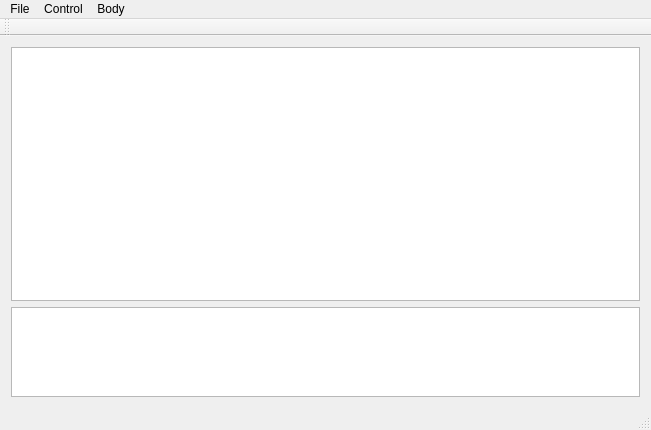
This is markupwindow.ui in Daiver/MarkupTool as Qt 5 draws it before an edit. The edited form follows.
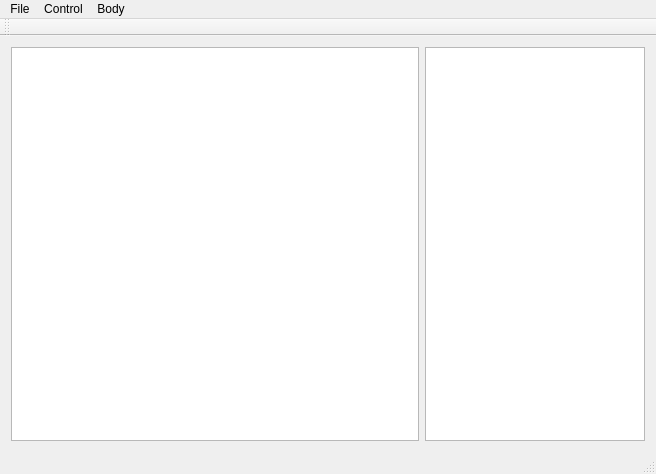
This is the edited form. Custom widgets are drawn as their Qt base class.

```diff
--- a/markupwindow.ui
+++ b/markupwindow.ui
@@ -6,15 +6,15 @@
    <rect>
     <x>0</x>
     <y>0</y>
-    <width>651</width>
-    <height>430</height>
+    <width>656</width>
+    <height>474</height>
    </rect>
   </property>
   <property name="windowTitle">
    <string>Markup tool</string>
   </property>
   <widget class="QWidget" name="centralWidget">
-   <layout class="QVBoxLayout" name="verticalLayout">
+   <layout class="QHBoxLayout" name="horizontalLayout">
     <item>
      <widget class="MarkupView" name="graphicsView">
       <property name="cursor" stdset="0">
@@ -32,8 +32,8 @@
      <widget class="QListWidget" name="listWidget">
       <property name="maximumSize">
        <size>
-        <width>16777215</width>
-        <height>90</height>
+        <width>220</width>
+        <height>16777215</height>
        </size>
       </property>
       <property name="acceptDrops">
@@ -60,7 +60,7 @@
     <rect>
      <x>0</x>
      <y>0</y>
-     <width>651</width>
+     <width>656</width>
      <height>25</height>
     </rect>
    </property>
```
Left out of the diff: 2 changed lines with no effect on the pictures.
